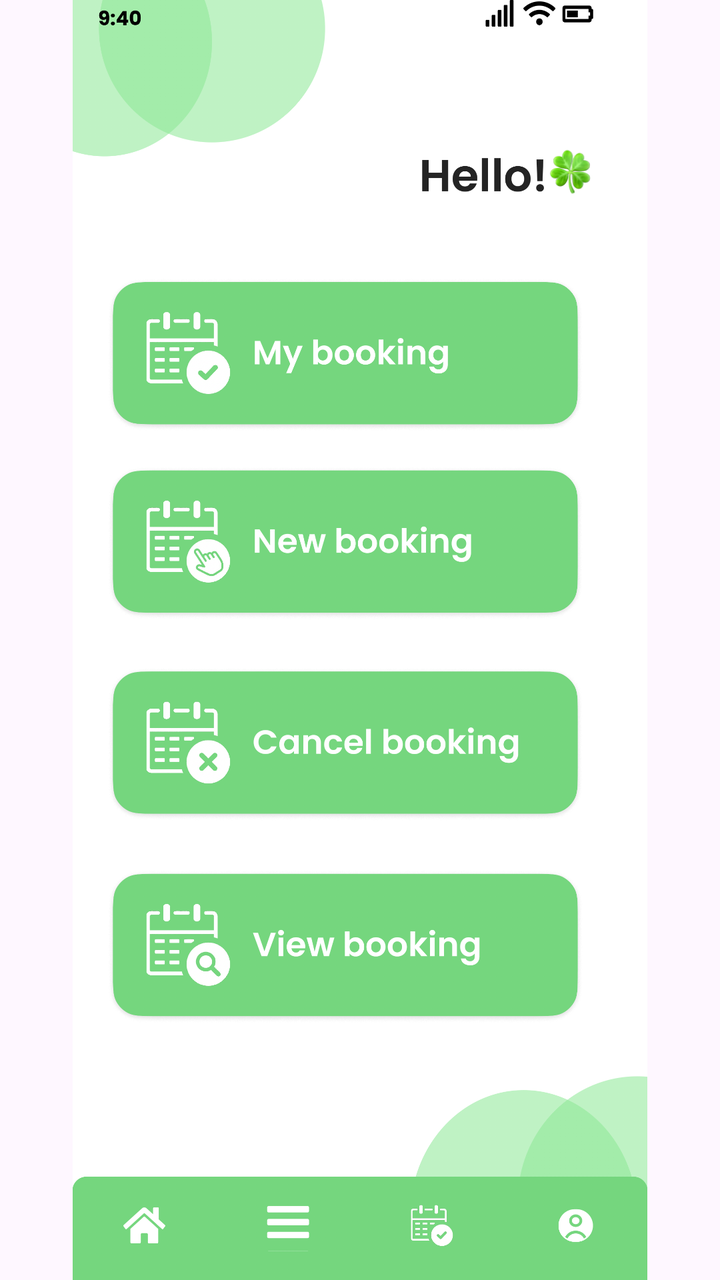
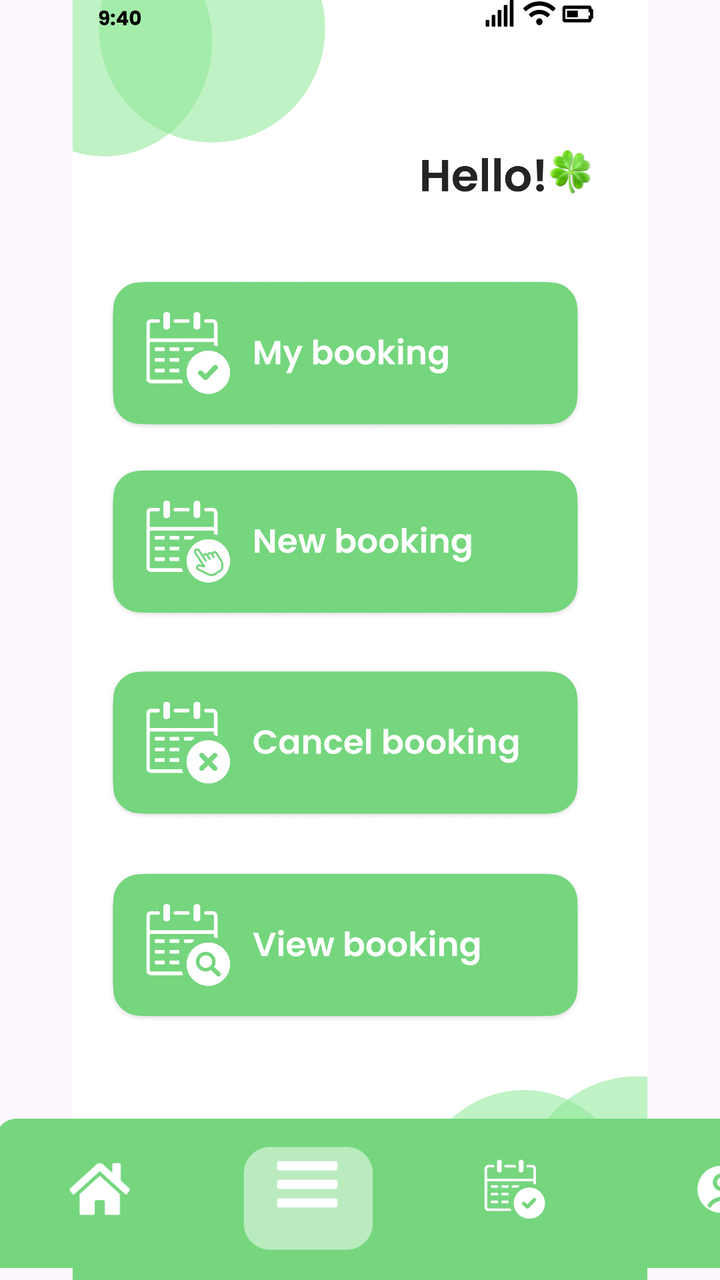

Screens rendered from an Android XML layout before and after an edit, with the pre-edit source and the edit as a unified diff.
<!-- AndroidManifest.xml: application theme Theme.COMP2000HKSoftwareEngineeringAssessment -->
<!-- res/layout/activity_managermenu.xml -->
<?xml version="1.0" encoding="utf-8"?>
<androidx.constraintlayout.widget.ConstraintLayout xmlns:android="http://schemas.android.com/apk/res/android"
    xmlns:app="http://schemas.android.com/apk/res-auto"
    xmlns:tools="http://schemas.android.com/tools"
    android:id="@+id/main"
    android:layout_width="match_parent"
    android:layout_height="match_parent"
    tools:context=".managermenu">

    <ImageView
        android:id="@+id/iv_login_page"
        android:layout_width="match_parent"
        android:layout_height="match_parent"
        android:scaleType="fitCenter"
        android:src="@drawable/managermenu"
        app:layout_constraintBottom_toBottomOf="parent"
        app:layout_constraintEnd_toEndOf="parent"
        app:layout_constraintStart_toStartOf="parent"
        app:layout_constraintTop_toTopOf="parent" />

    <ImageButton
        android:id="@+id/btn_managermenumybooking"
        android:layout_width="0dp"
        android:layout_height="0dp"
        android:background="@android:color/transparent"
        app:layout_constraintBottom_toBottomOf="parent"
        app:layout_constraintDimensionRatio="688:216"
        app:layout_constraintEnd_toEndOf="parent"
        app:layout_constraintHorizontal_bias="0.388"
        app:layout_constraintStart_toStartOf="parent"
        app:layout_constraintTop_toTopOf="parent"
        app:layout_constraintVertical_bias="0.25"
        app:layout_constraintWidth_percent="0.78" />

    <ImageButton
        android:id="@+id/btn_managermenunewbooking"
        android:layout_width="0dp"
        android:layout_height="0dp"
        android:background="@android:color/transparent"
        app:layout_constraintBottom_toBottomOf="parent"
        app:layout_constraintDimensionRatio="688:216"
        app:layout_constraintEnd_toEndOf="parent"
        app:layout_constraintHorizontal_bias="0.388"
        app:layout_constraintStart_toStartOf="parent"
        app:layout_constraintTop_toTopOf="parent"
        app:layout_constraintVertical_bias="0.415"
        app:layout_constraintWidth_percent="0.78" />

    <ImageButton
        android:id="@+id/btn_managermenucancelbooking"
        android:layout_width="0dp"
        android:layout_height="0dp"
        android:background="@android:color/transparent"
        app:layout_constraintBottom_toBottomOf="parent"
        app:layout_constraintDimensionRatio="688:216"
        app:layout_constraintEnd_toEndOf="parent"
        app:layout_constraintHorizontal_bias="0.388"
        app:layout_constraintStart_toStartOf="parent"
        app:layout_constraintTop_toTopOf="parent"
        app:layout_constraintVertical_bias="0.587"
        app:layout_constraintWidth_percent="0.78" />

    <ImageButton
        android:id="@+id/btn_managermenuviewbooking"
        android:layout_width="0dp"
        android:layout_height="0dp"
        android:background="@android:color/transparent"
        app:layout_constraintBottom_toBottomOf="parent"
        app:layout_constraintDimensionRatio="688:216"
        app:layout_constraintEnd_toEndOf="parent"
        app:layout_constraintHorizontal_bias="0.388"
        app:layout_constraintStart_toStartOf="parent"
        app:layout_constraintTop_toTopOf="parent"
        app:layout_constraintVertical_bias="0.769"
        app:layout_constraintWidth_percent="0.78" />

    <ImageButton
        android:id="@+id/btn_managermenuhomebutton"
        android:layout_width="0dp"
        android:layout_height="0dp"
        android:background="@android:color/transparent"
        app:layout_constraintBottom_toBottomOf="parent"
        app:layout_constraintDimensionRatio="2:1"
        app:layout_constraintEnd_toEndOf="parent"
        app:layout_constraintHorizontal_bias="0.071"
        app:layout_constraintStart_toStartOf="parent"
        app:layout_constraintTop_toTopOf="parent"
        app:layout_constraintVertical_bias="0.97"
        app:layout_constraintWidth_percent="0.15 " />

    <ImageButton
        android:id="@+id/btn_managermybookingbutton"
        android:layout_width="0dp"
        android:layout_height="0dp"
        android:background="@android:color/transparent"
        app:layout_constraintBottom_toBottomOf="parent"
        app:layout_constraintDimensionRatio="2:1"
        app:layout_constraintEnd_toEndOf="parent"
        app:layout_constraintHorizontal_bias="0.644"
        app:layout_constraintStart_toStartOf="parent"
        app:layout_constraintTop_toTopOf="parent"
        app:layout_constraintVertical_bias="0.969"
        app:layout_constraintWidth_percent="0.15 " />

    <ImageButton
        android:id="@+id/btn_managermyprofile"
        android:layout_width="0dp"
        android:layout_height="0dp"
        android:background="@android:color/transparent"
        app:layout_constraintBottom_toBottomOf="parent"
        app:layout_constraintDimensionRatio="2:1"
        app:layout_constraintEnd_toEndOf="parent"
        app:layout_constraintHorizontal_bias="0.957"
        app:layout_constraintStart_toStartOf="parent"
        app:layout_constraintTop_toTopOf="parent"
        app:layout_constraintVertical_bias="0.969"
        app:layout_constraintWidth_percent="0.15 " />

    <ImageButton
        android:id="@+id/btn_managermenubutton"
        android:layout_width="0dp"
        android:layout_height="0dp"
        android:background="@android:color/transparent"
        app:layout_constraintBottom_toBottomOf="parent"
        app:layout_constraintDimensionRatio="2:1"
        app:layout_constraintEnd_toEndOf="parent"
        app:layout_constraintHorizontal_bias="0.369"
        app:layout_constraintStart_toStartOf="parent"
        app:layout_constraintTop_toTopOf="parent"
        app:layout_constraintVertical_bias="0.969"
        app:layout_constraintWidth_percent="0.15" />



</androidx.constraintlayout.widget.ConstraintLayout>
<!-- resources referenced by this layout -->
<resources>
  <!-- drawable managermenu: png bitmap (drawable, 583311 bytes) -->
  <style name="Theme.COMP2000HKSoftwareEngineeringAssessment" parent="Base.Theme.COMP2000HKSoftwareEngineeringAssessment" />
  <style name="Base.Theme.COMP2000HKSoftwareEngineeringAssessment" parent="Theme.Material3.DayNight.NoActionBar">
          
          
      </style>
</resources>

<!-- the commit's change to res/layout/activity_managermenu.xml (unified diff, before → after) -->
@@ -75,6 +75,21 @@
         app:layout_constraintWidth_percent="0.78" />
 
     <ImageButton
+        android:id="@+id/btn_back"
+        android:layout_width="409dp"
+        android:layout_height="112dp"
+        android:background="@android:color/transparent"
+        android:contentDescription="Back"
+        android:scaleType="fitCenter"
+        android:src="@drawable/menubarmenu"
+        app:layout_constraintBottom_toBottomOf="parent"
+        app:layout_constraintEnd_toEndOf="parent"
+        app:layout_constraintHorizontal_bias="0.05"
+        app:layout_constraintStart_toStartOf="parent"
+        app:layout_constraintTop_toTopOf="parent"
+        app:layout_constraintVertical_bias="1.024" />
+
+    <ImageButton
         android:id="@+id/btn_managermenuhomebutton"
         android:layout_width="0dp"
         android:layout_height="0dp"
<!-- resource entries referenced after the edit -->
@@ -1,6 +1,7 @@
 <!-- resources referenced by this layout -->
 <resources>
   <!-- drawable managermenu: png bitmap (drawable, 583311 bytes) -->
+  <!-- drawable menubarmenu: png bitmap (drawable, 15318 bytes) -->
   <style name="Theme.COMP2000HKSoftwareEngineeringAssessment" parent="Base.Theme.COMP2000HKSoftwareEngineeringAssessment" />
   <style name="Base.Theme.COMP2000HKSoftwareEngineeringAssessment" parent="Theme.Material3.DayNight.NoActionBar">
           
